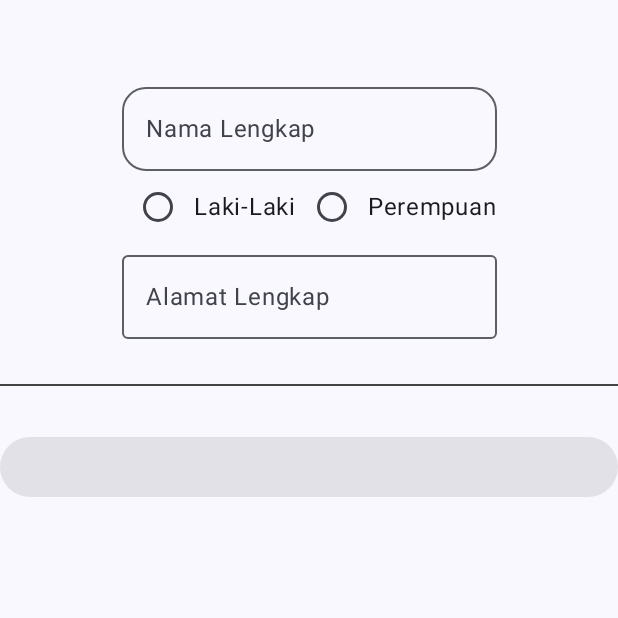
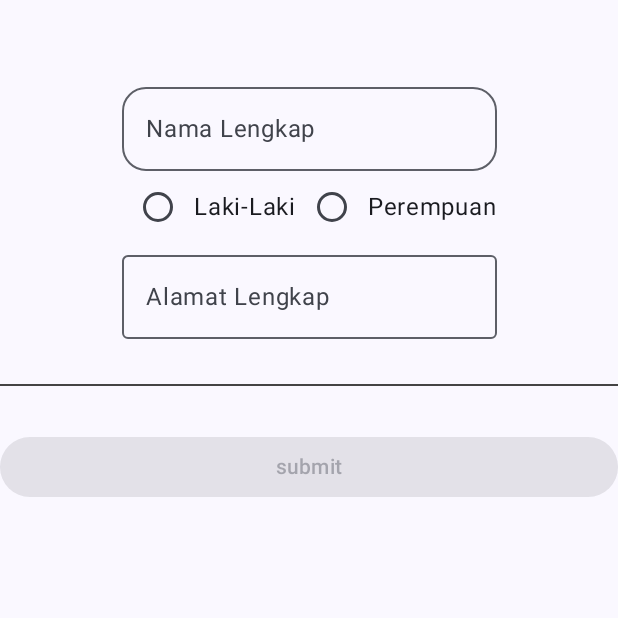
Before and after one commit to nabilaghnaaa/QuestUserInput_154, an Android app built with Jetpack Compose: the composable FormDataDiri shown on its own in the app's theme, on a phone screen of 412 x 824 dp, the top half of it. Run offline under Robolectric (Android 15) with nearby library versions, the phone set to English and light mode, and no system bars.

Commit message:
menampilkan teks pada tampilan (biasanya di dalam tombol Button) menggunakan teks yang diambil dari file resource

```diff
--- a/app/src/main/java/com/example/praktikumkeempat/TeksEdit.kt
+++ b/app/src/main/java/com/example/praktikumkeempat/TeksEdit.kt
@@ -89,6 +89,7 @@ fun FormDataDiri(modifier: Modifier) {
                 alamat=textAlamat
             }
         ) {
+            Text(stringResource(R.string.submit))
         }
     }
 }
--- a/app/src/main/res/values/strings.xml
+++ b/app/src/main/res/values/strings.xml
@@ -1,3 +1,4 @@
 <resources>
-    <string name="app_name">PraktikumKeempat</string>
+    <string name="app_name">Input Pengguna</string>
+    <string name="submit">submit</string>
 </resources>
```
